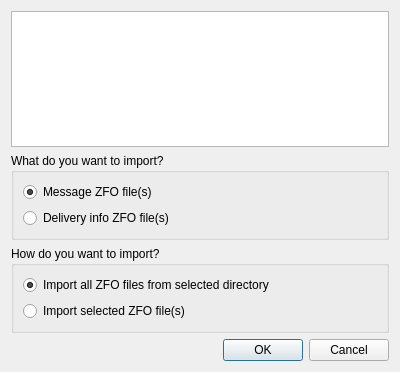
psakar/datovka, file src/gui/ui/dlg_import_zfo.ui: the form before one commit.
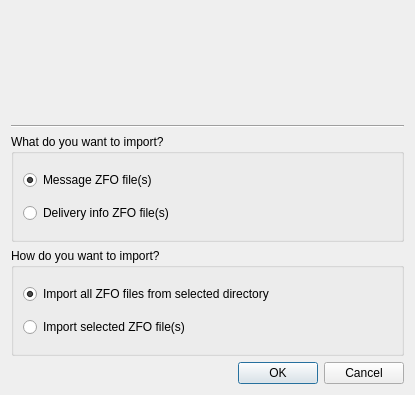
The form after the commit.

Commit message: Added verifying of delivery info from ZFO with ISDS

What changed in the file:
```diff
--- a/src/gui/ui/dlg_import_zfo.ui
+++ b/src/gui/ui/dlg_import_zfo.ui
@@ -6,21 +6,40 @@
    <rect>
     <x>0</x>
     <y>0</y>
-    <width>400</width>
-    <height>372</height>
+    <width>415</width>
+    <height>395</height>
    </rect>
   </property>
+  <property name="minimumSize">
+   <size>
+    <width>415</width>
+    <height>395</height>
+   </size>
+  </property>
   <property name="windowTitle">
    <string>ZFO import</string>
   </property>
   <layout class="QVBoxLayout" name="verticalLayout_2">
    <item>
-    <widget class="QTextEdit" name="info">
-     <property name="readOnly">
+    <widget class="QLabel" name="info">
+     <property name="text">
+      <string/>
+     </property>
+     <property name="alignment">
+      <set>Qt::AlignJustify|Qt::AlignVCenter</set>
+     </property>
+     <property name="wordWrap">
       <bool>true</bool>
      </property>
     </widget>
    </item>
+   <item>
+    <widget class="Line" name="line">
+     <property name="orientation">
+      <enum>Qt::Horizontal</enum>
+     </property>
+    </widget>
+   </item>
    <item>
     <widget class="QGroupBox" name="groupBox_2">
      <property name="title">
```
The commit also changes 2 other files.
